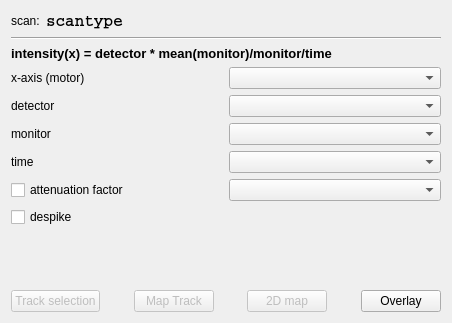
The window that iintgui/ui/iintSignalDefinition.ui (syncope/iint-gui) describes before a commit, drawn with Qt 5.
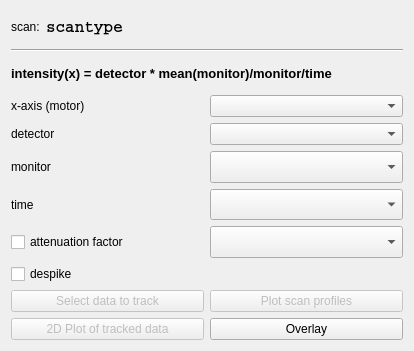
The same window after the commit.

Commit message: + rename signal definition buttons (issue #104)

```diff
--- a/iintgui/ui/iintSignalDefinition.ui
+++ b/iintgui/ui/iintSignalDefinition.ui
@@ -6,14 +6,20 @@
    <rect>
     <x>0</x>
     <y>0</y>
-    <width>452</width>
-    <height>323</height>
+    <width>414</width>
+    <height>351</height>
    </rect>
   </property>
+  <property name="sizePolicy">
+   <sizepolicy hsizetype="Preferred" vsizetype="Minimum">
+    <horstretch>0</horstretch>
+    <verstretch>0</verstretch>
+   </sizepolicy>
+  </property>
   <property name="windowTitle">
    <string>Form</string>
   </property>
-  <layout class="QGridLayout" name="gridLayout">
+  <layout class="QGridLayout" name="gridLayout_2">
    <item row="0" column="0">
     <layout class="QVBoxLayout" name="verticalLayout">
      <item>
@@ -192,90 +198,38 @@
       </widget>
      </item>
      <item>
-      <spacer name="verticalSpacer">
-       <property name="orientation">
-        <enum>Qt::Vertical</enum>
-       </property>
-       <property name="sizeHint" stdset="0">
-        <size>
-         <width>20</width>
-         <height>40</height>
-        </size>
-       </property>
-      </spacer>
-     </item>
-     <item>
-      <layout class="QHBoxLayout" name="horizontalLayout">
-       <item>
+      <layout class="QGridLayout" name="gridLayout">
+       <item row="0" column="0">
         <widget class="QPushButton" name="trackData">
          <property name="enabled">
           <bool>false</bool>
          </property>
          <property name="text">
-          <string>Track selection</string>
+          <string>Select data to track</string>
          </property>
         </widget>
        </item>
-       <item>
-        <spacer name="horizontalSpacer_6">
-         <property name="orientation">
-          <enum>Qt::Horizontal</enum>
-         </property>
-         <property name="sizeHint" stdset="0">
-          <size>
-           <width>40</width>
-           <height>20</height>
-          </size>
-         </property>
-        </spacer>
-       </item>
-       <item>
+       <item row="1" column="0">
         <widget class="QPushButton" name="maptracks">
          <property name="enabled">
           <bool>false</bool>
          </property>
          <property name="text">
-          <string>Map Track</string>
+          <string>2D Plot of tracked data</string>
          </property>
         </widget>
        </item>
-       <item>
-        <spacer name="horizontalSpacer">
-         <property name="orientation">
-          <enum>Qt::Horizontal</enum>
-         </property>
-         <property name="sizeHint" stdset="0">
-          <size>
-           <width>40</width>
-           <height>20</height>
-          </size>
-         </property>
-        </spacer>
-       </item>
-       <item>
+       <item row="0" column="1">
         <widget class="QPushButton" name="showScanProfile">
          <property name="enabled">
           <bool>false</bool>
          </property>
          <property name="text">
-          <string>2D map</string>
+          <string>Plot scan profiles</string>
          </property>
         </widget>
        </item>
-       <item>
-        <spacer name="horizontalSpacer_5">
-         <property name="orientation">
-          <enum>Qt::Horizontal</enum>
-         </property>
-         <property name="sizeHint" stdset="0">
-          <size>
-           <width>40</width>
-           <height>20</height>
-          </size>
-         </property>
-        </spacer>
-       </item>
-       <item>
+       <item row="1" column="1">
         <widget class="QPushButton" name="overlayBtn">
          <property name="text">
           <string>Overlay</string>
```
